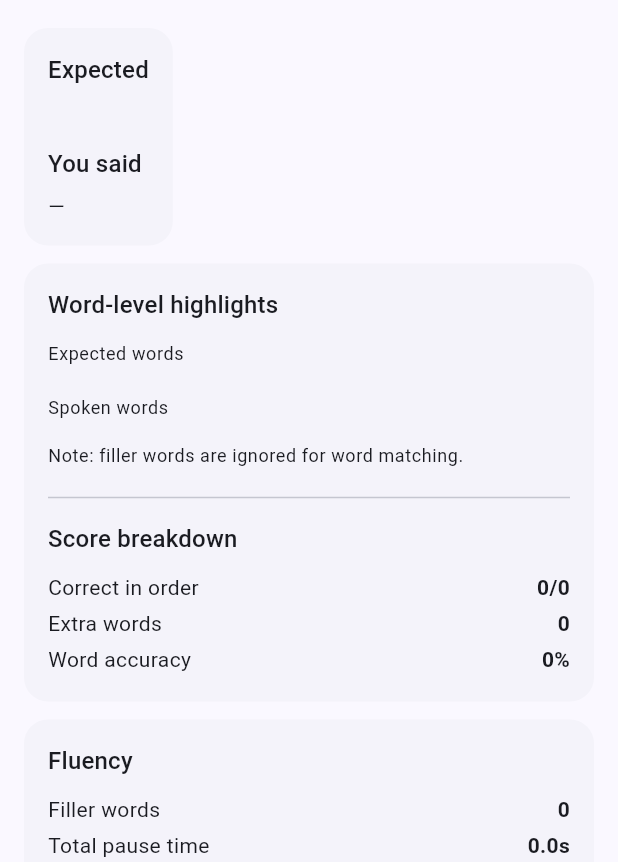
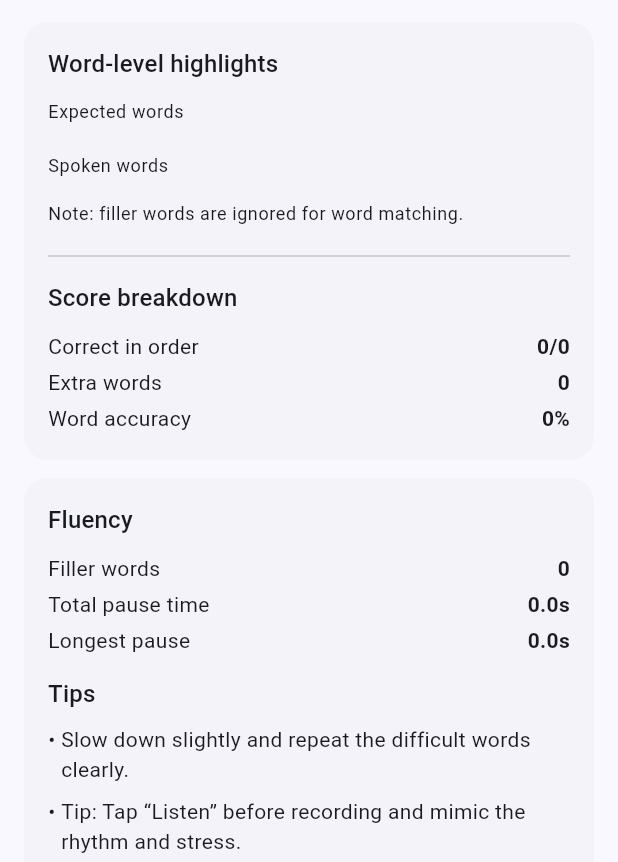
Before and after one commit to veer1e/SpeakSmart.Prototype, a Flutter app: the FeedbackScreen screen opened directly with empty values, on a phone screen of 412 x 824 dp, the part 374-1236 px from its top. Run offline on Flutter 3.47's test engine with Material 3 defaults, Android fonts, the light colour scheme and no system bars; our stand-ins replace flutter_tts, permission_handler, shared_preferences, speech_to_text; missing offline and left inert: noise_meter; accounts and stored records are empty.

Commit message:
Removed a duplicate results output

```diff
--- a/lib/features/feedback/presentation/feedback_screen.dart
+++ b/lib/features/feedback/presentation/feedback_screen.dart
@@ -27,24 +27,8 @@ class FeedbackScreen extends StatelessWidget {
                   label: 'SmartSpeak Score',
                 ),
               ),
-              const SizedBox(height: 16),
-              Card(
-                child: Padding(
-                  padding: const EdgeInsets.all(16),
-                  child: Column(
-                    crossAxisAlignment: CrossAxisAlignment.start,
-                    children: [
-                      Text('Expected', style: Theme.of(context).textTheme.titleMedium),
-                      const SizedBox(height: 6),
-                      Text(result.promptText),
-                      const SizedBox(height: 12),
-                      Text('You said', style: Theme.of(context).textTheme.titleMedium),
-                      const SizedBox(height: 6),
-                      Text(result.recognizedText.isEmpty ? '—' : result.recognizedText),
-                    ],
-                  ),
-                ),
-              ),
+
+
               const SizedBox(height: 12),
               Card(
                 child: Padding(
```
